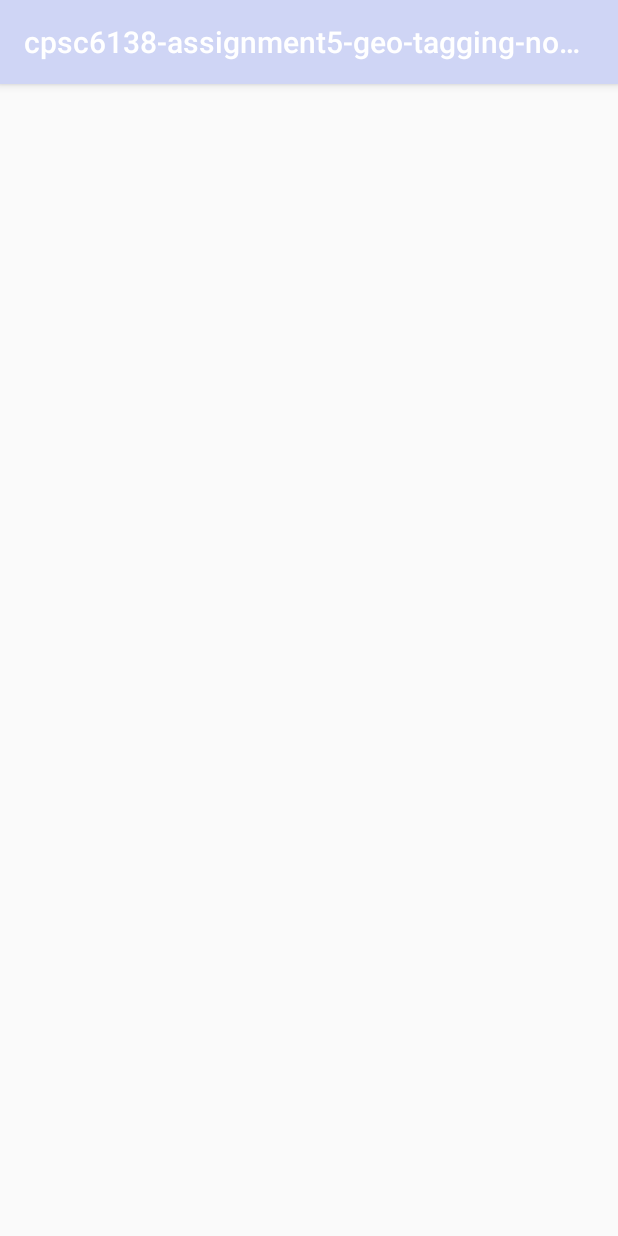
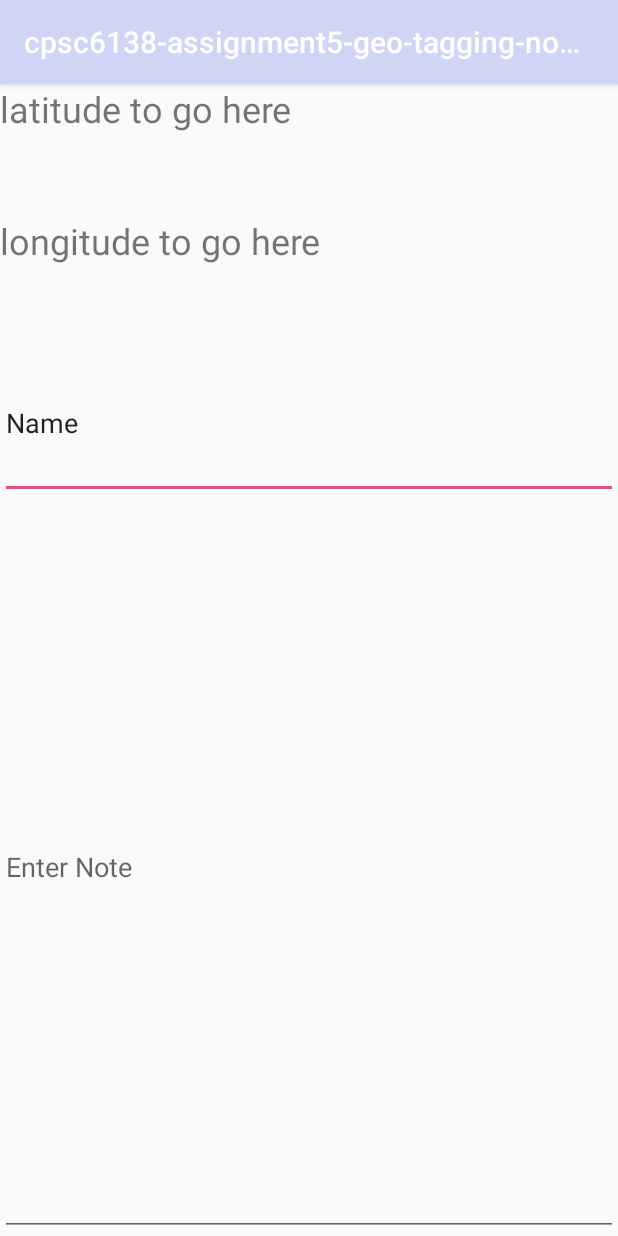
Before and after one commit to jgoodson2/cpsc6138-assignment5-geo-tagging-note-app, an Android app: the NewEntryActivity screen opened directly, with no data from a screen before it, on a phone screen of 412 x 824 dp. Run offline under Robolectric (Android 15) with nearby library versions, the phone set to English and light mode, and no system bars.

Commit message:
Add form controls for new entry activity

```diff
--- a/app/src/main/res/layout/activity_new_entry.xml
+++ b/app/src/main/res/layout/activity_new_entry.xml
@@ -6,4 +6,44 @@
     android:layout_height="match_parent"
     tools:context=".NewEntryActivity">
 
+    <LinearLayout
+        android:layout_width="match_parent"
+        android:layout_height="match_parent"
+        android:orientation="vertical">
+
+        <TextView
+            android:id="@+id/lbl_newEntry_latitude"
+            android:layout_width="match_parent"
+            android:layout_height="wrap_content"
+            android:layout_weight="1"
+            android:text="latitude to go here"
+            android:textSize="24sp" />
+
+        <TextView
+            android:id="@+id/lbl_newEntry_longitude"
+            android:layout_width="match_parent"
+            android:layout_height="wrap_content"
+            android:layout_weight="1"
+            android:text="longitude to go here"
+            android:textSize="24sp" />
+
+        <EditText
+            android:id="@+id/txt_newEntry_subject"
+            android:layout_width="match_parent"
+            android:layout_height="wrap_content"
+            android:layout_weight="1"
+            android:ems="10"
+            android:hint="@string/enter_subject"
+            android:inputType="textPersonName"
+            android:text="Name" />
+
+        <EditText
+            android:id="@+id/txt_newEntry_content"
+            android:layout_width="match_parent"
+            android:layout_height="wrap_content"
+            android:layout_weight="8"
+            android:ems="10"
+            android:hint="@string/enter_note"
+            android:inputType="textMultiLine" />
+    </LinearLayout>
 </android.support.constraint.ConstraintLayout>
--- a/app/src/main/res/values/strings.xml
+++ b/app/src/main/res/values/strings.xml
@@ -1,4 +1,6 @@
 <resources>
     <string name="app_name">cpsc6138-assignment5-geo-tagging-note-app</string>
     <string name="create_new_entry">create new entry</string>
+    <string name="enter_subject">Enter Subject</string>
+    <string name="enter_note">Enter Note</string>
 </resources>
```
